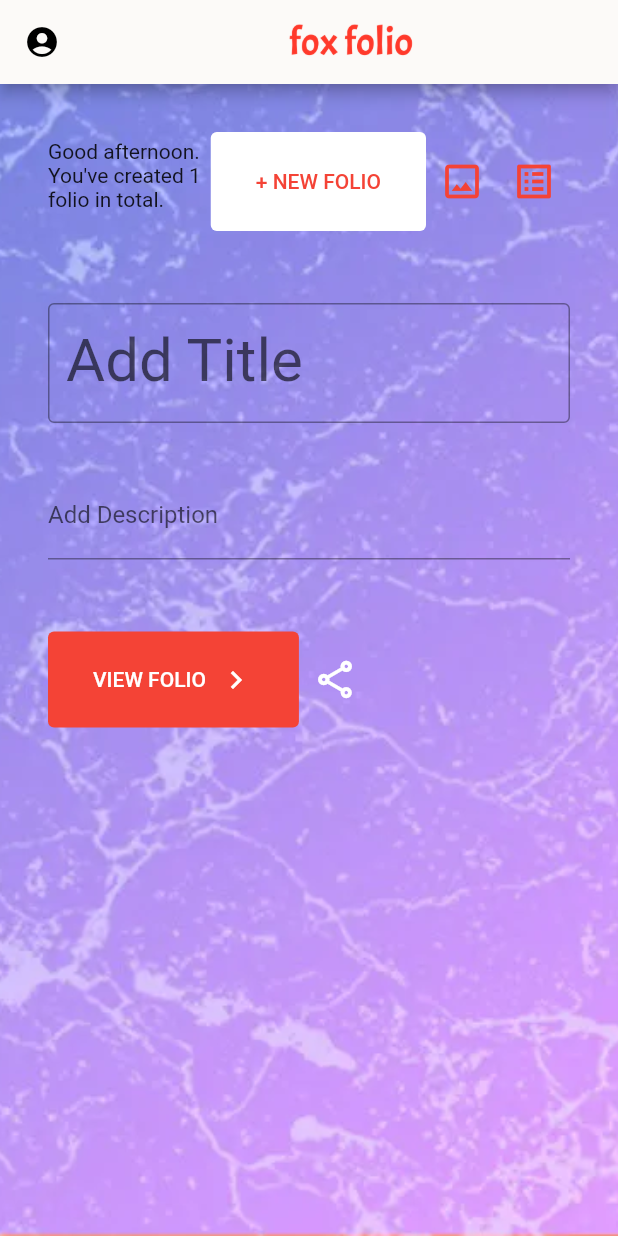
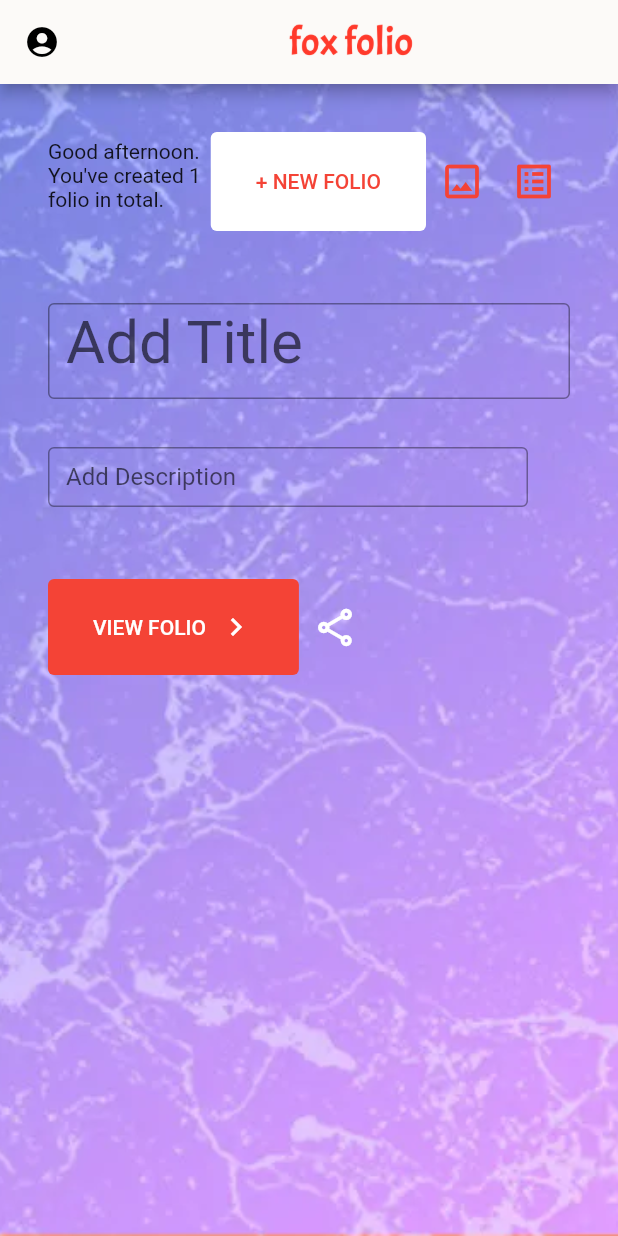
Before and after one commit to jademisato/fox, a Flutter app: the screen it shows after launch, on a phone screen of 412 x 824 dp. Run offline on Flutter 3.47's test engine with Material 2 defaults, Android fonts, the phone set to English and light mode, and no system bars.

Commit message:
Adjusted textbox width

```diff
--- a/lib/main.dart
+++ b/lib/main.dart
@@ -135,32 +135,38 @@
 
   @override
   Widget build(BuildContext context) {
-    return Column(
+    return Container(
+      width: double.infinity,
+      child: Column(
         crossAxisAlignment: CrossAxisAlignment.start,
-      children: <Widget>[
-        const Padding(
-          padding: EdgeInsets.symmetric(horizontal: 32, vertical: 16),
+        children: [
+          Padding(
+            padding: const EdgeInsets.symmetric(horizontal: 32, vertical: 16),
+            child: ConstrainedBox(
+              constraints: BoxConstraints(maxHeight: 64.0, maxWidth: 500.0),
               child: TextField(
                 decoration: InputDecoration(
                   border: OutlineInputBorder(),
                   hintText: 'Add Title',
                 ),
-            style: TextStyle(
-              fontSize: 40.0,
-              height: 1.0
+                style: TextStyle(fontSize: 40.0, height: 1.0),
               ),
             ),
           ),
           Padding(
             padding: const EdgeInsets.symmetric(horizontal: 32, vertical: 16),
+            child: ConstrainedBox(
+              constraints: BoxConstraints(maxHeight: 40.0, maxWidth: 320.0),
               child: TextFormField(
-            decoration: const InputDecoration(
-              border: UnderlineInputBorder(),
+                decoration: InputDecoration(
+                  border: OutlineInputBorder(),
                   labelText: 'Add Description',
                 ),
               ),
             ),
+          ),
         ],
+      ),
     );
   }
 }
```
Lines whose indentation alone changed are shown as unchanged.
